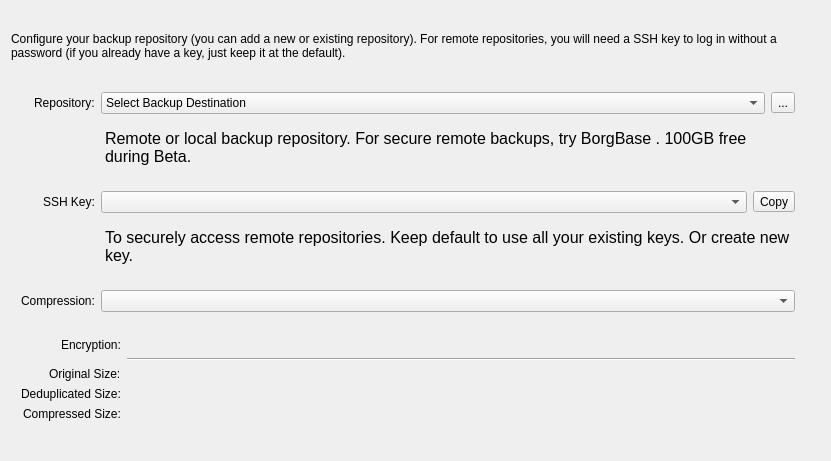
Qt form src/vorta/assets/UI/repotab.ui (borgbase/vorta) before a commit.
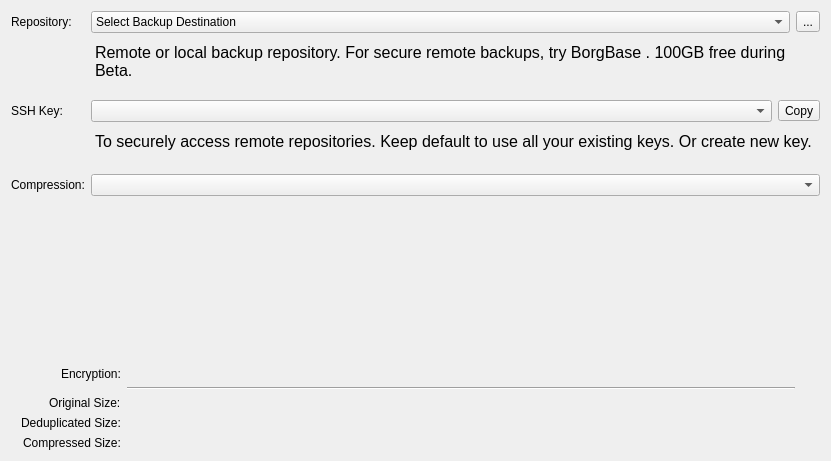
The same form after that commit. Icons and pictures are not drawn.

```diff
--- a/src/vorta/assets/UI/repotab.ui
+++ b/src/vorta/assets/UI/repotab.ui
@@ -24,39 +24,108 @@
   </property>
   <layout class="QVBoxLayout" name="verticalLayout">
    <item>
-    <widget class="QLabel" name="label_7">
-     <property name="sizePolicy">
-      <sizepolicy hsizetype="Preferred" vsizetype="Fixed">
-       <horstretch>0</horstretch>
-       <verstretch>0</verstretch>
-      </sizepolicy>
-     </property>
-     <property name="text">
-      <string>Configure your backup repository (you can add a new or existing repository). For remote repositories, you will need a SSH key to log in without a password (if you already have a key, just keep it at the default).</string>
-     </property>
-     <property name="wordWrap">
-      <bool>true</bool>
-     </property>
-    </widget>
-   </item>
-   <item>
-    <layout class="QFormLayout" name="formLayout">
-     <property name="fieldGrowthPolicy">
-      <enum>QFormLayout::AllNonFixedFieldsGrow</enum>
-     </property>
-     <property name="labelAlignment">
-      <set>Qt::AlignRight|Qt::AlignTop|Qt::AlignTrailing</set>
-     </property>
-     <property name="leftMargin">
-      <number>10</number>
-     </property>
+    <layout class="QGridLayout" name="gridLayout">
      <property name="topMargin">
-      <number>5</number>
+      <number>0</number>
      </property>
-     <property name="rightMargin">
-      <number>25</number>
-     </property>
-     <item row="2" column="0">
+     <item row="4" column="1">
+      <layout class="QHBoxLayout" name="horizontalLayout_3">
+       <item>
+        <widget class="QComboBox" name="repoCompression"/>
+       </item>
+      </layout>
+     </item>
+     <item row="1" column="1">
+      <widget class="QLabel" name="label_5">
+       <property name="sizePolicy">
+        <sizepolicy hsizetype="Preferred" vsizetype="Preferred">
+         <horstretch>0</horstretch>
+         <verstretch>0</verstretch>
+        </sizepolicy>
+       </property>
+       <property name="font">
+        <font>
+         <pointsize>12</pointsize>
+        </font>
+       </property>
+       <property name="styleSheet">
+        <string notr="true">margin-bottom: 10</string>
+       </property>
+       <property name="text">
+        <string>&lt;html&gt;&lt;head/&gt;&lt;body&gt;&lt;p&gt;Remote or local backup repository. For secure remote backups, try &lt;a href=&quot;https://www.borgbase.com/?utm_source=vorta&amp;utm_medium=app&quot;&gt;&lt;span style=&quot; text-decoration: underline; color:#0000ff;&quot;&gt;BorgBase&lt;/span&gt;&lt;/a&gt;. 100GB free during Beta.&lt;/p&gt;&lt;/body&gt;&lt;/html&gt;</string>
+       </property>
+       <property name="alignment">
+        <set>Qt::AlignLeading|Qt::AlignLeft|Qt::AlignTop</set>
+       </property>
+       <property name="wordWrap">
+        <bool>true</bool>
+       </property>
+       <property name="openExternalLinks">
+        <bool>true</bool>
+       </property>
+      </widget>
+     </item>
+     <item row="3" column="1">
+      <widget class="QLabel" name="label_2">
+       <property name="sizePolicy">
+        <sizepolicy hsizetype="Preferred" vsizetype="Preferred">
+         <horstretch>0</horstretch>
+         <verstretch>0</verstretch>
+        </sizepolicy>
+       </property>
+       <property name="font">
+        <font>
+         <pointsize>12</pointsize>
+        </font>
+       </property>
+       <property name="styleSheet">
+        <string notr="true">margin-bottom: 10</string>
+       </property>
+       <property name="text">
+        <string>To securely access remote repositories. Keep default to use all your existing keys. Or create new key.</string>
+       </property>
+       <property name="alignment">
+        <set>Qt::AlignLeading|Qt::AlignLeft|Qt::AlignTop</set>
+       </property>
+       <property name="wordWrap">
+        <bool>true</bool>
+       </property>
+      </widget>
+     </item>
+     <item row="4" column="0">
+      <widget class="QLabel" name="label_3">
+       <property name="text">
+        <string>Compression:</string>
+       </property>
+      </widget>
+     </item>
+     <item row="1" column="0">
+      <spacer name="verticalSpacer">
+       <property name="orientation">
+        <enum>Qt::Vertical</enum>
+       </property>
+       <property name="sizeHint" stdset="0">
+        <size>
+         <width>20</width>
+         <height>40</height>
+        </size>
+       </property>
+      </spacer>
+     </item>
+     <item row="3" column="0">
+      <spacer name="verticalSpacer_2">
+       <property name="orientation">
+        <enum>Qt::Vertical</enum>
+       </property>
+       <property name="sizeHint" stdset="0">
+        <size>
+         <width>20</width>
+         <height>40</height>
+        </size>
+       </property>
+      </spacer>
+     </item>
+     <item row="0" column="0">
       <widget class="QLabel" name="label">
        <property name="text">
         <string>Repository:</string>
@@ -64,10 +133,46 @@
       </widget>
      </item>
      <item row="2" column="1">
+      <layout class="QHBoxLayout" name="horizontalLayout">
+       <property name="topMargin">
+        <number>0</number>
+       </property>
+       <item>
+        <widget class="QComboBox" name="sshComboBox"/>
+       </item>
+       <item>
+        <widget class="QToolButton" name="sshKeyToClipboardButton">
+         <property name="toolTip">
+          <string>Copy public SSH key to clipboard.</string>
+         </property>
+         <property name="statusTip">
+          <string/>
+         </property>
+         <property name="text">
+          <string>Copy</string>
+         </property>
+         <property name="icon">
+          <iconset>
+           <normaloff>:/icons/copy.svg</normaloff>:/icons/copy.svg</iconset>
+         </property>
+         <property name="checkable">
+          <bool>false</bool>
+         </property>
+         <property name="arrowType">
+          <enum>Qt::NoArrow</enum>
+         </property>
+        </widget>
+       </item>
+      </layout>
+     </item>
+     <item row="0" column="1">
       <layout class="QHBoxLayout" name="horizontalLayout_2">
        <property name="topMargin">
         <number>0</number>
        </property>
+       <property name="bottomMargin">
+        <number>0</number>
+       </property>
        <item>
         <widget class="QComboBox" name="repoSelector">
          <property name="sizePolicy">
@@ -102,97 +207,28 @@
        </item>
       </layout>
      </item>
-     <item row="3" column="1">
-      <widget class="QLabel" name="label_5">
-       <property name="font">
-        <font>
-         <pointsize>12</pointsize>
-        </font>
-       </property>
-       <property name="styleSheet">
-        <string notr="true">margin-bottom: 10</string>
-       </property>
-       <property name="text">
-        <string>&lt;html&gt;&lt;head/&gt;&lt;body&gt;&lt;p&gt;Remote or local backup repository. For secure remote backups, try &lt;a href=&quot;https://www.borgbase.com/?utm_source=vorta&amp;utm_medium=app&quot;&gt;&lt;span style=&quot; text-decoration: underline; color:#0000ff;&quot;&gt;BorgBase&lt;/span&gt;&lt;/a&gt;. 100GB free during Beta.&lt;/p&gt;&lt;/body&gt;&lt;/html&gt;</string>
-       </property>
-       <property name="wordWrap">
-        <bool>true</bool>
-       </property>
-       <property name="openExternalLinks">
-        <bool>true</bool>
-       </property>
-      </widget>
-     </item>
-     <item row="6" column="0">
-      <widget class="QLabel" name="label_3">
-       <property name="text">
-        <string>Compression:</string>
-       </property>
-      </widget>
-     </item>
-     <item row="6" column="1">
-      <widget class="QComboBox" name="repoCompression"/>
-     </item>
-     <item row="4" column="0">
+     <item row="2" column="0">
       <widget class="QLabel" name="label_14">
        <property name="text">
         <string>SSH Key:</string>
        </property>
       </widget>
      </item>
-     <item row="4" column="1">
-      <layout class="QHBoxLayout" name="horizontalLayout">
-       <property name="topMargin">
-        <number>0</number>
-       </property>
-       <item>
-        <widget class="QComboBox" name="sshComboBox"/>
-       </item>
-       <item>
-        <widget class="QToolButton" name="sshKeyToClipboardButton">
-         <property name="toolTip">
-          <string>Copy public SSH key to clipboard.</string>
-         </property>
-         <property name="statusTip">
-          <string/>
-         </property>
-         <property name="text">
-          <string>Copy</string>
-         </property>
-         <property name="icon">
-          <iconset>
-           <normaloff>:/icons/copy.svg</normaloff>:/icons/copy.svg</iconset>
-         </property>
-         <property name="checkable">
-          <bool>false</bool>
-         </property>
-         <property name="arrowType">
-          <enum>Qt::NoArrow</enum>
-         </property>
-        </widget>
-       </item>
-      </layout>
-     </item>
-     <item row="5" column="1">
-      <widget class="QLabel" name="label_2">
-       <property name="font">
-        <font>
-         <pointsize>12</pointsize>
-        </font>
-       </property>
-       <property name="styleSheet">
-        <string notr="true">margin-bottom: 10</string>
-       </property>
-       <property name="text">
-        <string>To securely access remote repositories. Keep default to use all your existing keys. Or create new key.</string>
-       </property>
-       <property name="wordWrap">
-        <bool>true</bool>
-       </property>
-      </widget>
-     </item>
     </layout>
    </item>
+   <item>
+    <spacer name="verticalSpacer_3">
+     <property name="orientation">
+      <enum>Qt::Vertical</enum>
+     </property>
+     <property name="sizeHint" stdset="0">
+      <size>
+       <width>20</width>
+       <height>40</height>
+      </size>
+     </property>
+    </spacer>
+   </item>
    <item>
     <layout class="QFormLayout" name="repoStats">
      <property name="fieldGrowthPolicy">
```
